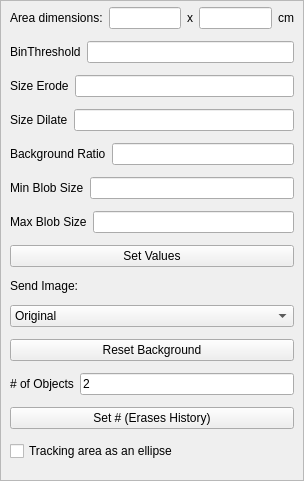
This is BioTracker/Plugin/BackgroundSubtraction/View/TrackerParameterView.ui in BioroboticsLab/biotracker_core as Qt 5 draws it before an edit. The edited form follows.
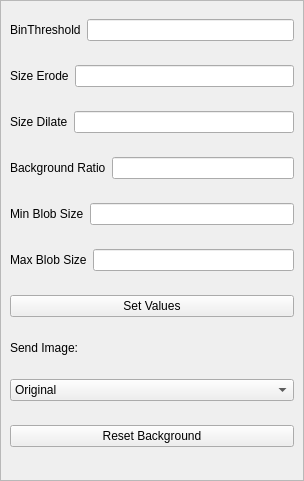
This is the edited form.

```diff
--- a/BioTracker/Plugin/BackgroundSubtraction/View/TrackerParameterView.ui
+++ b/BioTracker/Plugin/BackgroundSubtraction/View/TrackerParameterView.ui
@@ -64,69 +64,6 @@
        </property>
        <item>
         <layout class="QVBoxLayout" name="verticalLayout">
-         <item>
-          <layout class="QHBoxLayout" name="horizontalLayout_9">
-           <item>
-            <widget class="QLabel" name="label_13">
-             <property name="sizePolicy">
-              <sizepolicy hsizetype="Preferred" vsizetype="Fixed">
-               <horstretch>0</horstretch>
-               <verstretch>0</verstretch>
-              </sizepolicy>
-             </property>
-             <property name="text">
-              <string>Area dimensions:</string>
-             </property>
-            </widget>
-           </item>
-           <item>
-            <widget class="QLineEdit" name="lineEdit_areaw">
-             <property name="maximumSize">
-              <size>
-               <width>75</width>
-               <height>16777215</height>
-              </size>
-             </property>
-            </widget>
-           </item>
-           <item>
-            <widget class="QLabel" name="label_14">
-             <property name="sizePolicy">
-              <sizepolicy hsizetype="Preferred" vsizetype="Fixed">
-               <horstretch>0</horstretch>
-               <verstretch>0</verstretch>
-              </sizepolicy>
-             </property>
-             <property name="text">
-              <string>x</string>
-             </property>
-            </widget>
-           </item>
-           <item>
-            <widget class="QLineEdit" name="lineEdit_areah">
-             <property name="maximumSize">
-              <size>
-               <width>75</width>
-               <height>16777215</height>
-              </size>
-             </property>
-            </widget>
-           </item>
-           <item>
-            <widget class="QLabel" name="label_15">
-             <property name="sizePolicy">
-              <sizepolicy hsizetype="Preferred" vsizetype="Fixed">
-               <horstretch>0</horstretch>
-               <verstretch>0</verstretch>
-              </sizepolicy>
-             </property>
-             <property name="text">
-              <string>cm</string>
-             </property>
-            </widget>
-           </item>
-          </layout>
-         </item>
          <item>
           <layout class="QHBoxLayout" name="horizontalLayout_2">
            <item>
@@ -275,38 +212,6 @@
            </property>
           </widget>
          </item>
-         <item>
-          <layout class="QHBoxLayout" name="horizontalLayout">
-           <item>
-            <widget class="QLabel" name="label_12">
-             <property name="text">
-              <string># of Objects</string>
-             </property>
-            </widget>
-           </item>
-           <item>
-            <widget class="QLineEdit" name="lineEditNoFish">
-             <property name="text">
-              <string>2</string>
-             </property>
-            </widget>
-           </item>
-          </layout>
-         </item>
-         <item>
-          <widget class="QPushButton" name="pushButtonNoFish">
-           <property name="text">
-            <string>Set # (Erases History)</string>
-           </property>
-          </widget>
-         </item>
-         <item>
-          <widget class="QCheckBox" name="checkBoxTrackingArea">
-           <property name="text">
-            <string>Tracking area as an ellipse</string>
-           </property>
-          </widget>
-         </item>
         </layout>
        </item>
       </layout>
```
